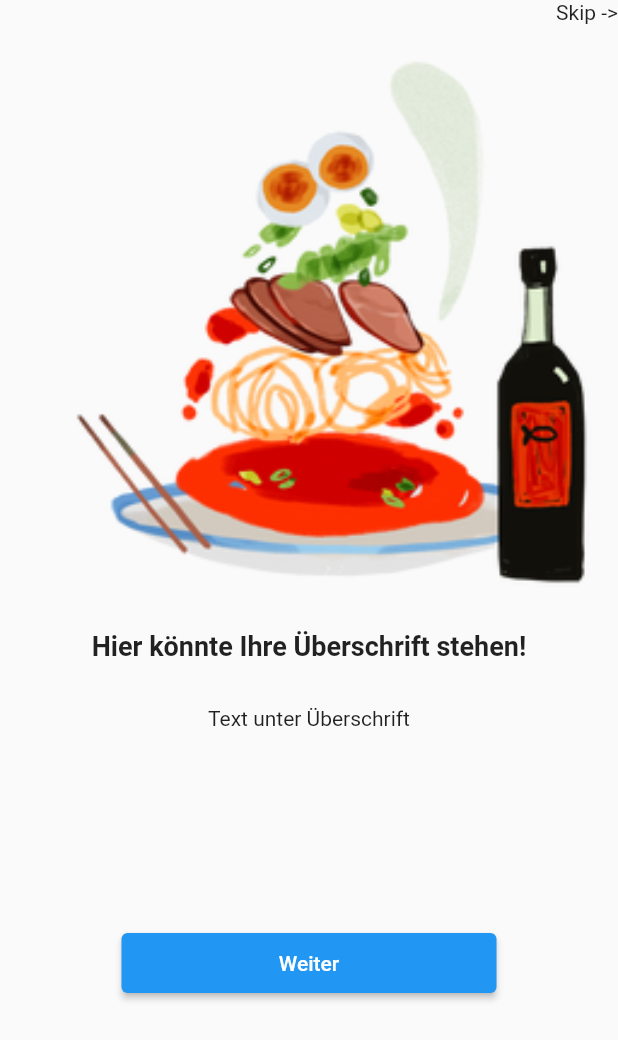
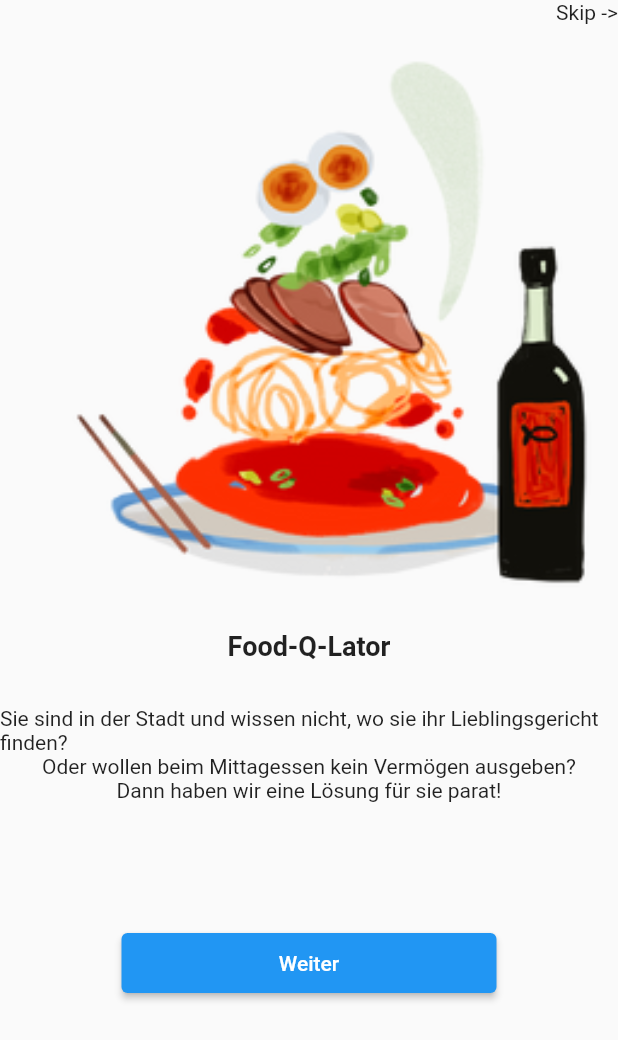
Before and after one commit to BiyCck/Food-Q-lator, a Flutter app: the screen it shows after launch, on a phone screen of 412 x 824 dp. Shown: the top 1040 px of the screen. Run offline on Flutter 3.47's test engine with Material 2 defaults, Android fonts, the phone set to English and light mode, and no system bars.

Commit message:
Add Text

```diff
--- a/food_q_lator/lib/screens/onboarding1.dart
+++ b/food_q_lator/lib/screens/onboarding1.dart
@@ -65,16 +65,16 @@ class _Onboarding1State extends State<Onboarding1> {
                         Expanded(
                           child: Column(
                             children: [
-                              //TODO: Überschrift schreiben
                               Text(
-                                'Hier könnte Ihre Überschrift stehen!',
+                                'Food-Q-Lator',
                                 style: kTextStyle,
                               ),
                               SizedBox(
                                 height: 30,
                               ),
-                              //TODO: Text unter Überschrift schreiben
-                              Text('Text unter Überschrift')
+                              Text('Sie sind in der Stadt und wissen nicht, wo sie ihr Lieblingsgericht finden?'),
+                              Text('Oder wollen beim Mittagessen kein Vermögen ausgeben?'),
+                              Text('Dann haben wir eine Lösung für sie parat!')
                             ],
                           ),
                         ),
```
